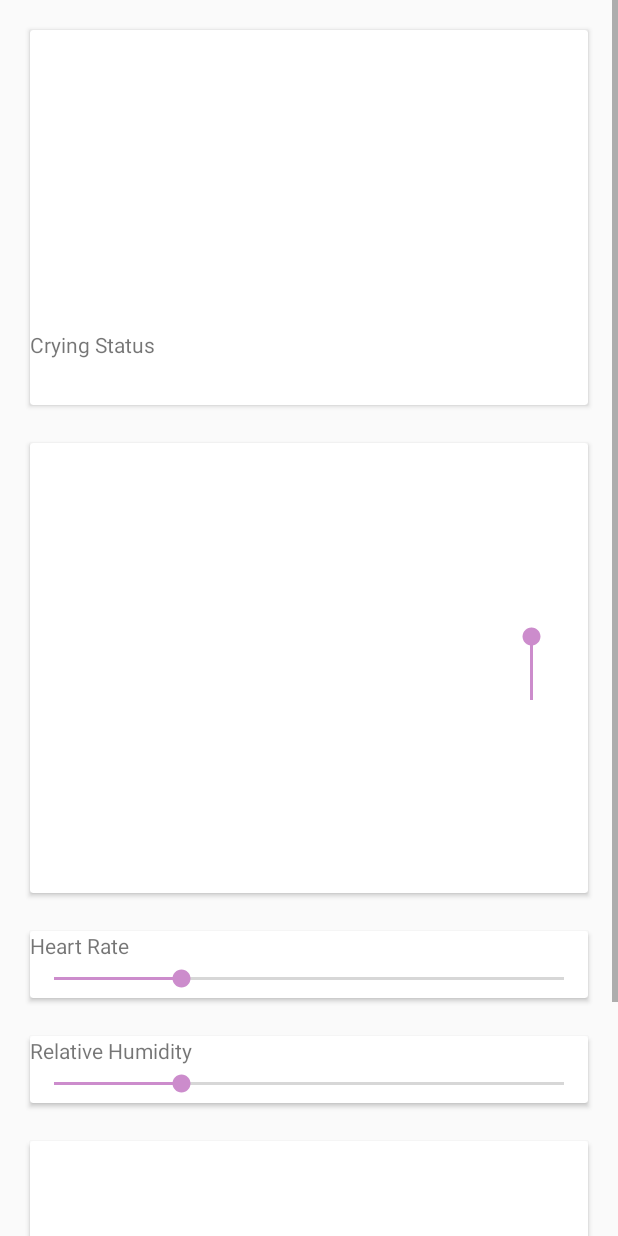
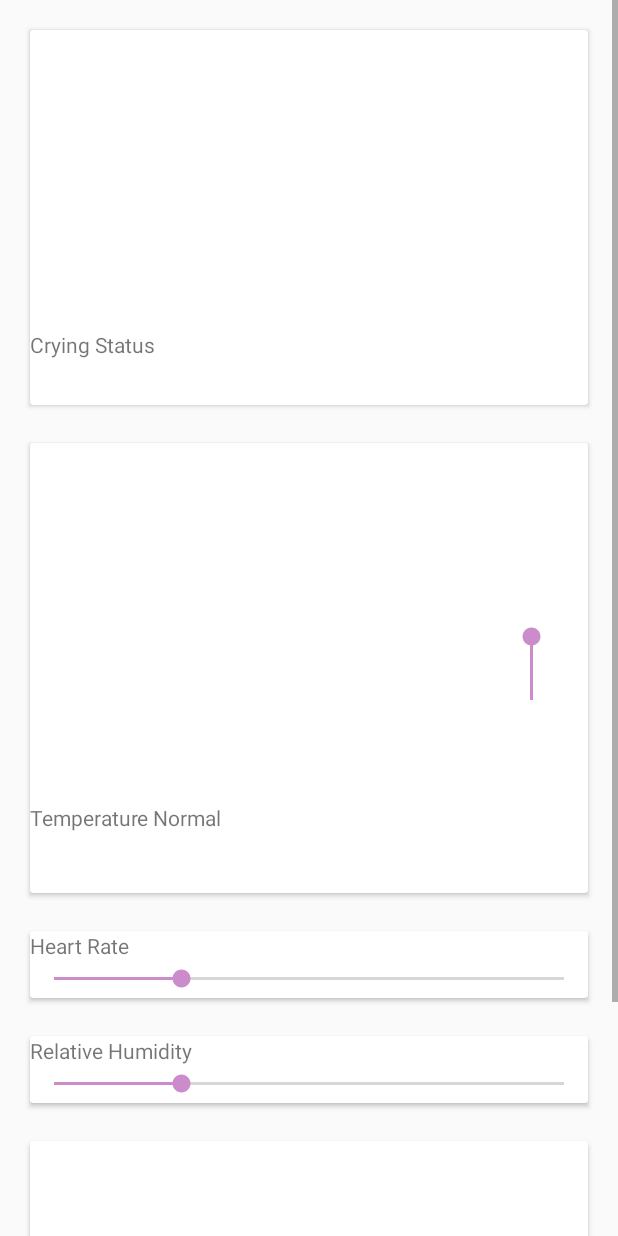
Before and after one commit to sags1996/HealthyPie, an Android app: the layout fragment_baby.xml on its own in the app's theme, with its tools: preview values and no code run, on a phone screen of 412 x 824 dp. Run offline under Robolectric (Android 15) with nearby library versions, the phone set to English and light mode, and no system bars.

Commit message:
dummy layout for full day activity

```diff
--- a/app/src/main/res/layout/fragment_baby.xml
+++ b/app/src/main/res/layout/fragment_baby.xml
@@ -59,28 +59,29 @@
                     <LinearLayout
                         android:layout_width="0dp"
                         android:layout_weight="8"
+                        android:orientation="vertical"
                         android:layout_height="match_parent">
                         <ImageView
                             android:id="@+id/temp_bg"
                             android:layout_width="match_parent"
-                            android:layout_height="250dp"
+                            android:layout_height="0dp"
+                            android:layout_weight="8"
                             android:rotation="270" />
+
+                        <TextView
+                            android:layout_width="match_parent"
+                            android:layout_height="0dp"
+                            android:layout_weight="2"
+                            android:text="Temperature Normal"/>
                     </LinearLayout>
 
 
-                   <LinearLayout
-                       android:layout_width="0dp"
-                       android:layout_weight="2"
-                       android:layout_height="match_parent">
-
-                       <SeekBar
-                           android:layout_width="match_parent"
-                           android:layout_height="match_parent"
-                           android:layout_alignParentRight="false"
-                           android:progress="100"
-                           android:rotation="270" />
-                   </LinearLayout>
-
+                    <SeekBar
+                        android:layout_width="0dp"
+                        android:layout_height="match_parent"
+                        android:layout_weight="2"
+                        android:progress="100"
+                        android:rotation="270" />
 
                 </LinearLayout>
 
```
Also changed, not shown: app/src/main/res/layout/fragment_fullday_activity.xml (added, +74 -0 lines).
